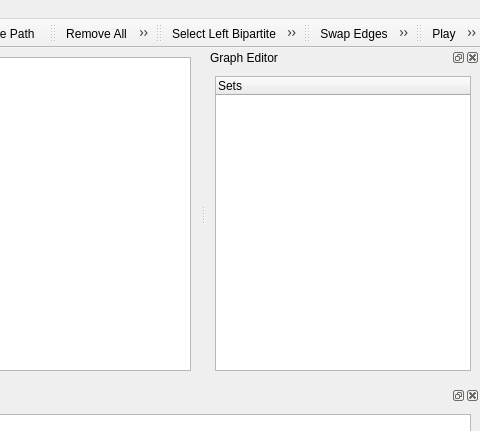
The window that Gui/GraphViewer.ui (matcom/simspider) describes before a commit, drawn with Qt 5; both pictures show x 533 to 1013 and y 0 to 431 of the 1013 by 560 pixel window.
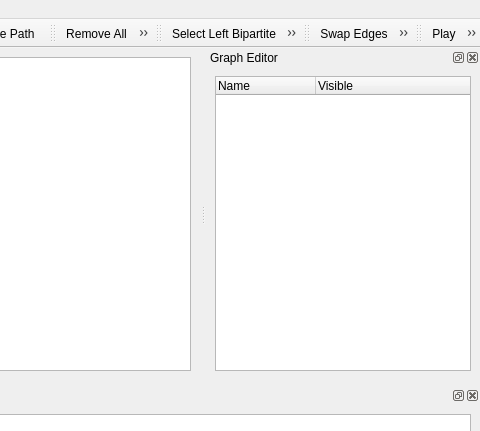
The same window after the commit. Icons and pictures are not drawn.

Diff of the .ui file:
```diff
--- a/Gui/GraphViewer.ui
+++ b/Gui/GraphViewer.ui
@@ -598,7 +598,12 @@
       <widget class="QTreeWidget" name="graphTree">
        <column>
         <property name="text">
-         <string>Sets</string>
+         <string>Name</string>
+        </property>
+       </column>
+       <column>
+        <property name="text">
+         <string>Visible</string>
         </property>
        </column>
       </widget>
```
Left out of the diff: 19 changed lines with no effect on the pictures.
